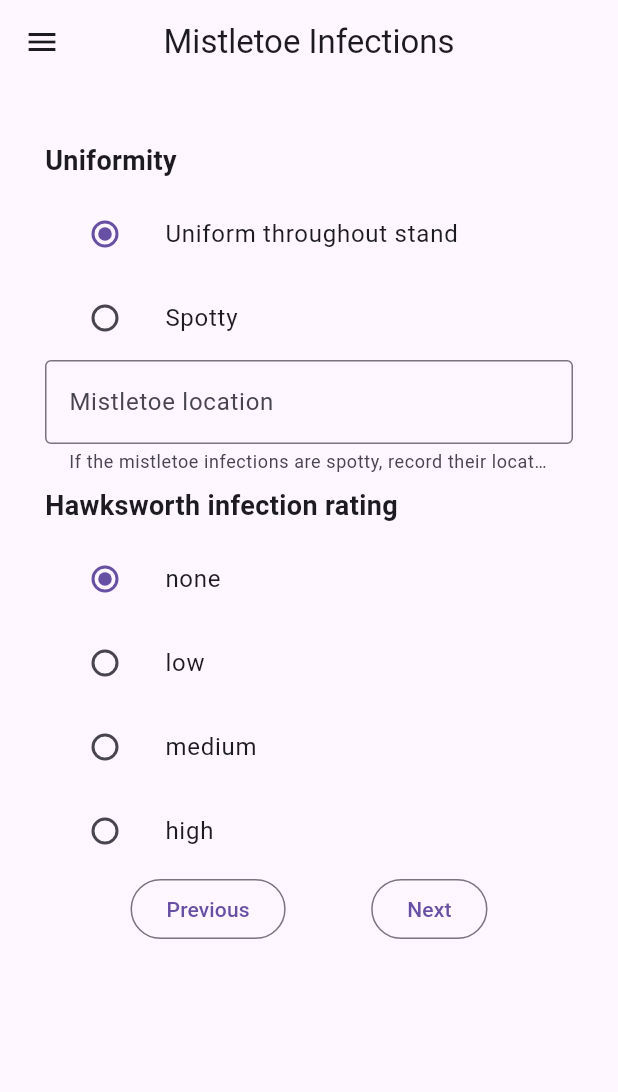
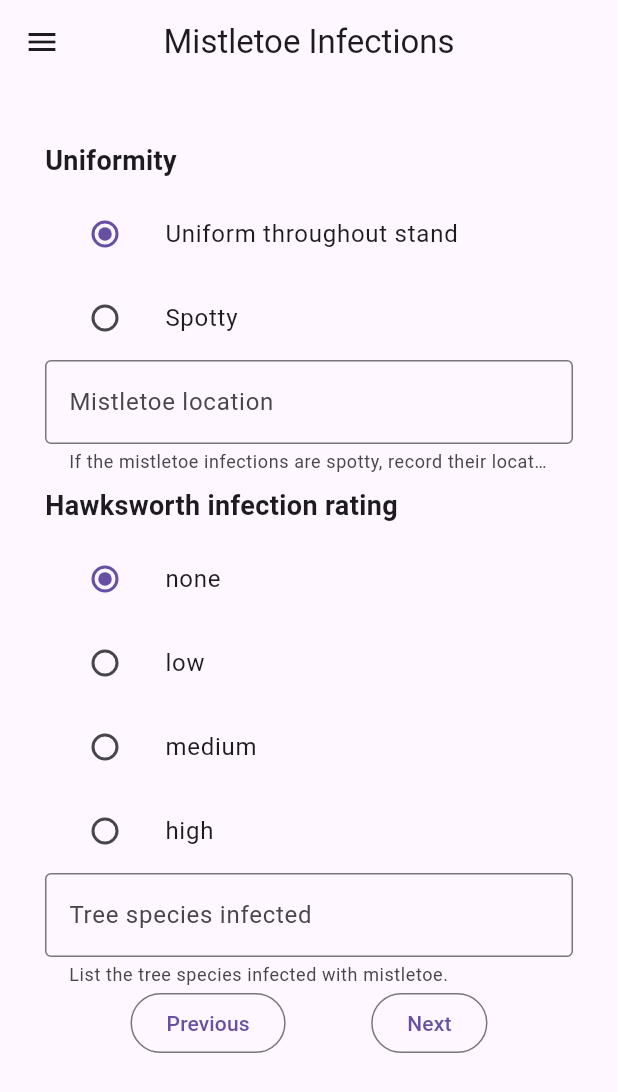
Before and after one commit to wleejess/forestryapp, a Flutter app: the screen it shows after launch, in the side drawer, after a tap on "Mistletoe", on a phone screen of 412 x 824 dp. Shown: the top 1092 px of the screen. Run offline on Flutter 3.47's test engine with Material 3 defaults, Android fonts, the phone set to English and light mode, and no system bars.

Commit message:
Add text input field for the tree species infected by mistletoe

```diff
--- a/lib/screens/mistletoe_screen.dart
+++ b/lib/screens/mistletoe_screen.dart
@@ -47,6 +47,7 @@ class MistletoeScreen extends StatelessWidget {
                 options: _hawksworthOptions,
                 onSelected: (i) {},
               ),
+              _buildSpeciesInput(context),
             ],
           ),
           Row(
@@ -72,6 +73,16 @@ class MistletoeScreen extends StatelessWidget {
     );
   }
 
+  Widget _buildSpeciesInput(BuildContext context) {
+    return const TextField(
+      decoration: InputDecoration(
+        labelText: _speciesHeading,
+        helperText: _speciesDescription,
+        border: OutlineInputBorder(),
+      ),
+    );
+  }
+
   // Buttons ///////////////////////////////////////////////////////////////////
   Widget _buildButtonPrevious(BuildContext context) {
     return OutlinedButton(
```
